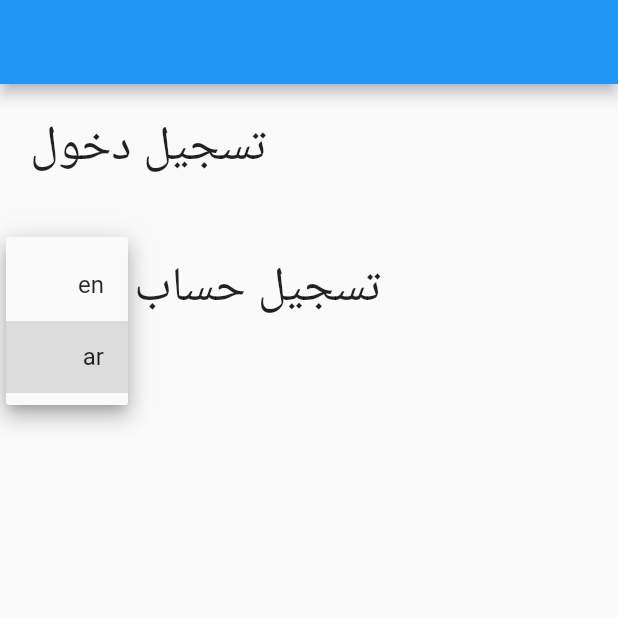
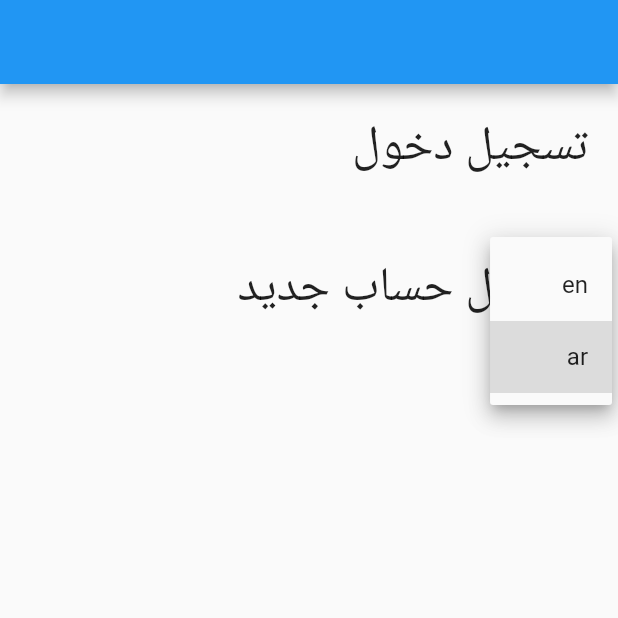
Before and after one commit to AnasAltarazi1998/getx_localization, a Flutter app: the screen it shows after launch, after a tap on "ar", on a phone screen of 412 x 824 dp, the top half of it. Run offline on Flutter 3.47's test engine with Material 2 defaults, Android fonts, the phone set to English and light mode, and no system bars; our stand-ins replace get, get_storage; statements that could not run were skipped.

```diff
--- /dev/null
+++ b/getx_localization/lib/dependencies.dart
@@ -0,0 +1,9 @@
+import 'package:get/get.dart';
+import 'package:getx_localization/controller/app_language.dart';
+
+class dep extends Bindings {
+  @override
+  void dependencies() {
+    Get.lazyPut<AppLanguage>(() => AppLanguage(), tag: 'appLang');
+  }
+}
--- a/getx_localization/lib/home_screen.dart
+++ b/getx_localization/lib/home_screen.dart
@@ -1,6 +1,7 @@
 import 'package:flutter/material.dart';
 import 'package:get/get.dart';
 import 'package:getx_localization/controller/app_language.dart';
+import 'package:getx_localization/utils/local_storage/local_storgae.dart';
 
 /// local saved data
 class HomeScreen extends StatefulWidget {
@@ -10,17 +11,14 @@ class HomeScreen extends StatefulWidget {
 
 class _HomeScreenState extends State<HomeScreen> {
   String _selectedLang = 'en';
-
+  AppLanguage langControl = Get.find(tag: 'appLang');
   @override
   Widget build(BuildContext context) {
     return Scaffold(
       appBar: AppBar(),
       body: Container(
-        width: MediaQuery.of(context).size.width,
+        width: Get.width,
         padding: EdgeInsets.all(20),
-        child: Directionality(
-          textDirection:
-              _selectedLang == 'en' ? TextDirection.ltr : TextDirection.rtl,
         child: Column(
           crossAxisAlignment: CrossAxisAlignment.start,
           children: [
@@ -36,8 +34,7 @@ class _HomeScreenState extends State<HomeScreen> {
               style: TextStyle(fontSize: 32),
             ),
             GetBuilder<AppLanguage>(
-                init: AppLanguage(),
-                builder: (controller) {
+              builder: (_) {
                 return DropdownButton(
                   items: [
                     DropdownMenuItem(
@@ -49,9 +46,9 @@ class _HomeScreenState extends State<HomeScreen> {
                       value: 'ar',
                     ),
                   ],
-                    value: controller.appLocale,
+                  value: langControl.appLocale,
                   onChanged: (value) {
-                      controller.changeLanguage(value);
+                    langControl.changeLanguage(value);
                     Get.updateLocale(Locale(value));
                   },
                 );
@@ -60,7 +57,6 @@ class _HomeScreenState extends State<HomeScreen> {
           ],
         ),
       ),
-      ),
     );
   }
 }
--- a/getx_localization/lib/main.dart
+++ b/getx_localization/lib/main.dart
@@ -1,5 +1,6 @@
 import 'package:flutter/material.dart';
 import 'package:get/get.dart';
+import 'package:getx_localization/dependencies.dart';
 import 'package:getx_localization/home_screen.dart';
 import 'package:getx_localization/translations.dart';
 import 'package:get_storage/get_storage.dart';
@@ -15,6 +16,7 @@ class MyApp extends StatelessWidget {
   Widget build(BuildContext context) {
     return GetMaterialApp(
       translations: Translation(),
+      initialBinding: dep(),
       locale: Locale('en'),
       fallbackLocale: Locale('en'),
       home: HomeScreen(),
```
Also changed, not shown: 1 other file. Lines whose indentation alone changed are shown as unchanged.
